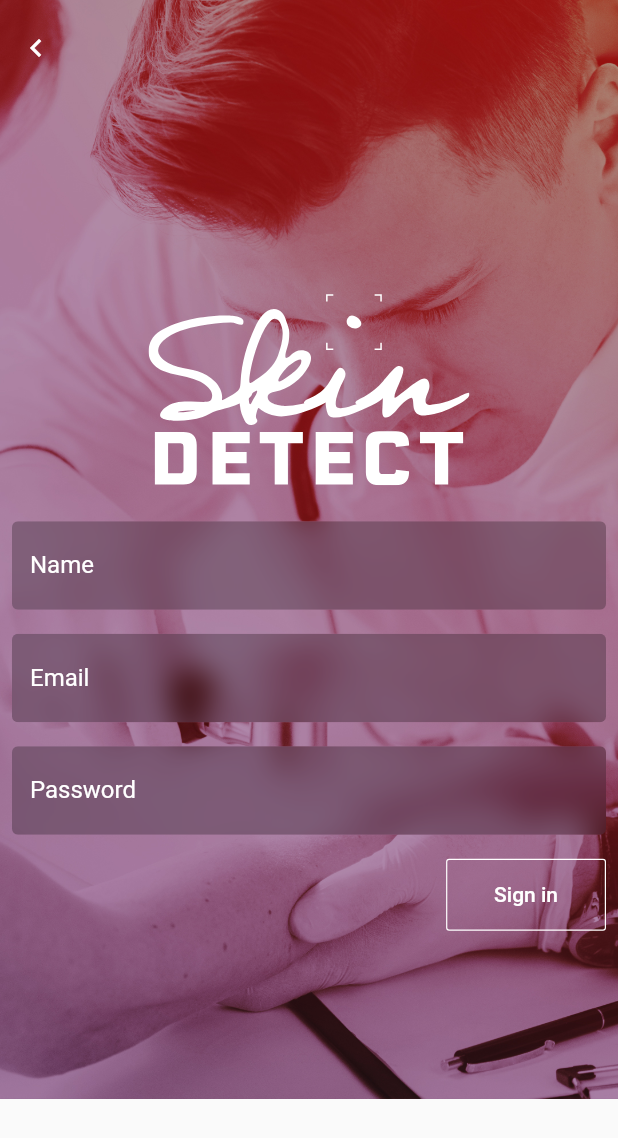
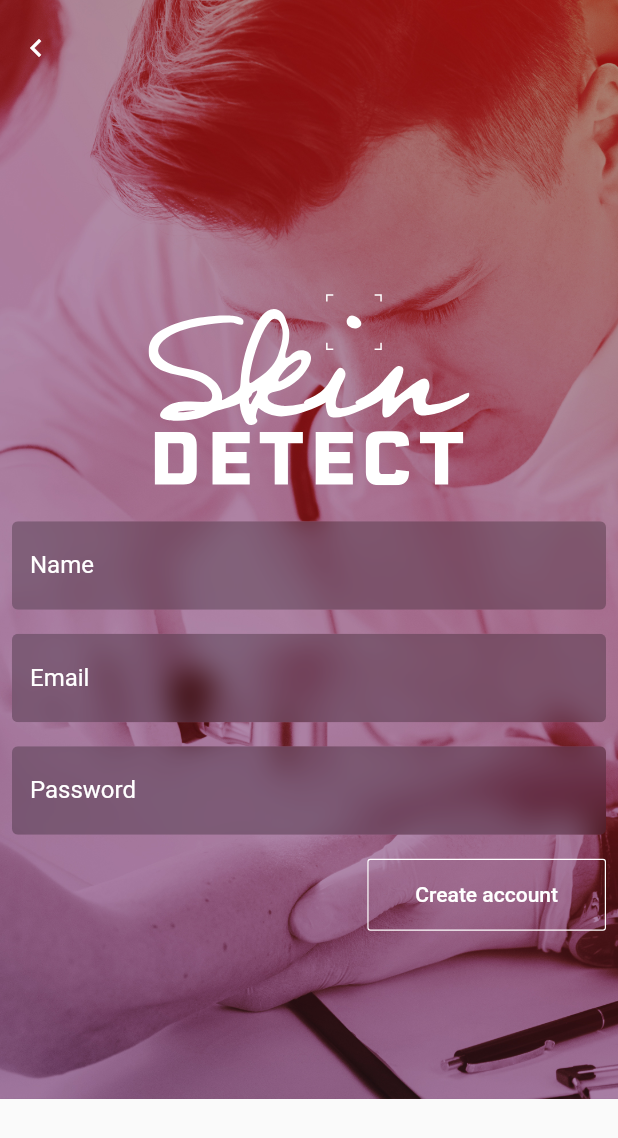
Before and after one commit to shamod/skindetect, a Flutter app: the RegisterPage screen opened by its route, on a phone screen of 412 x 824 dp. Shown: the top 1138 px of the screen. Run offline on Flutter 3.47's test engine with Material 2 defaults, Android fonts, the phone set to English and light mode, and no system bars; our stand-ins replace carousel_slider, flutter_svg, image_picker.

Commit message:
Create account label

```diff
--- a/lib/authentication/register.dart
+++ b/lib/authentication/register.dart
@@ -170,7 +170,7 @@ class RegisterPageFormState extends State<RegisterPage> {
                                 textColor: Colors.white,
                                 child: Padding(
                                   padding: EdgeInsets.all(16),
-                                  child: Text("Sign in"),
+                                  child: Text("Create account"),
                                 ),
                                 borderSide: BorderSide(
                                   color: Colors.white,
```
